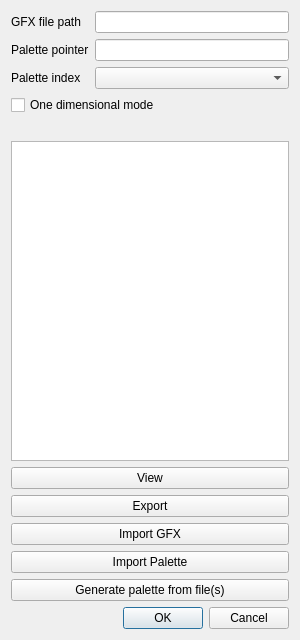
Old version of the form dsvedit/gfx_editor.ui in the repository LagoLunatic/DSVEdit.
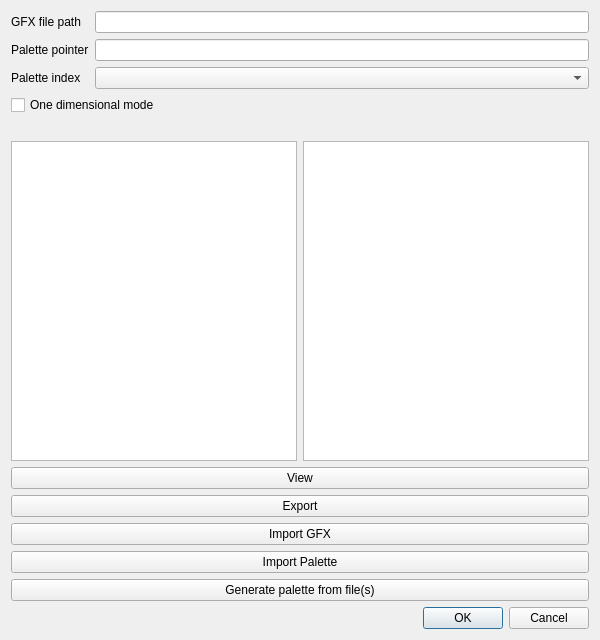
New version of the form.

Commit message: GFX editor: Display palette in-editor

The edit to the form file:
```diff
--- a/dsvedit/gfx_editor.ui
+++ b/dsvedit/gfx_editor.ui
@@ -6,7 +6,7 @@
    <rect>
     <x>0</x>
     <y>0</y>
-    <width>300</width>
+    <width>600</width>
     <height>640</height>
    </rect>
   </property>
@@ -66,7 +66,14 @@
     </widget>
    </item>
    <item>
-    <widget class="QGraphicsView" name="gfx_file_graphics_view"/>
+    <layout class="QHBoxLayout" name="horizontalLayout">
+     <item>
+      <widget class="QGraphicsView" name="gfx_file_graphics_view"/>
+     </item>
+     <item>
+      <widget class="QGraphicsView" name="palette_graphics_view"/>
+     </item>
+    </layout>
    </item>
    <item>
     <widget class="QPushButton" name="view_button">
```
The commit also changes 2 other files.
